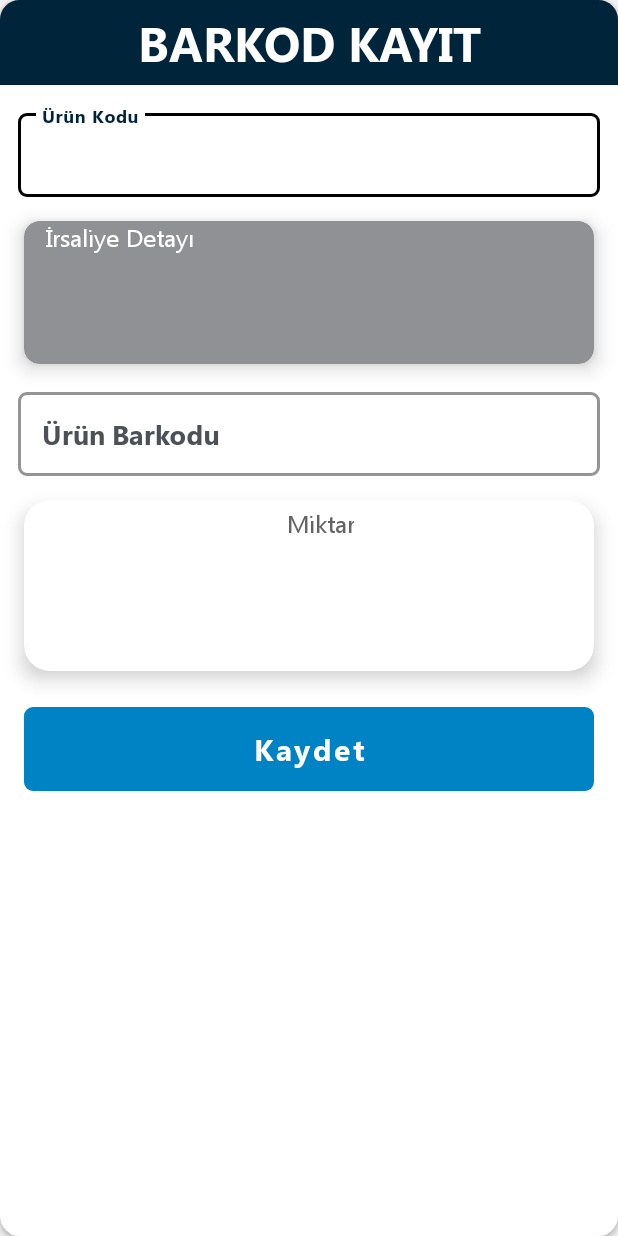
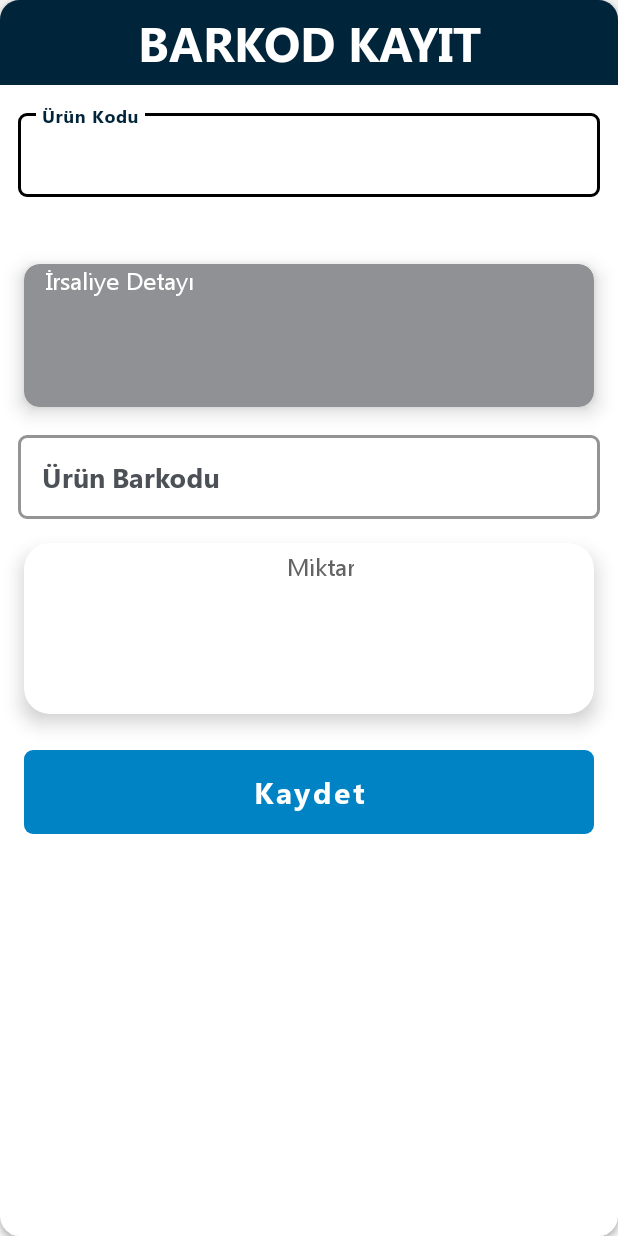
Before and after one commit to eryazmobil/zeusBase, an Android app: the layout create_barcode_dialog.xml on its own in the app's theme, with its tools: preview values and no code run, on a phone screen of 412 x 824 dp. Run offline under Robolectric (Android 15) with nearby library versions, the phone set to English and light mode, and no system bars.

Commit message:
minor change

```diff
--- a/app/build.gradle
+++ b/app/build.gradle
@@ -47,6 +47,10 @@ android {
         viewBinding true
     }
 
+    lintOptions {
+        checkReleaseBuilds false
+    }
+
     namespace 'eryaz.software.zeusBase'
 }
 
--- a/app/src/main/java/eryaz/software/zeusBase/ui/dashboard/inbound/placement/placementDetail/PlacementDetailVM.kt
+++ b/app/src/main/java/eryaz/software/zeusBase/ui/dashboard/inbound/placement/placementDetail/PlacementDetailVM.kt
@@ -146,16 +146,12 @@ class PlacementDetailVM(
         var hasDifferentValues = false
 
         waybillDetailList.value.forEach { waybillDetail ->
-
-            if (waybillDetail.quantityControlled.toInt() <= waybillDetail.quantity) {
                 productCollected = waybillDetail.quantityControlled.toInt()
                 quantityPlaced = waybillDetail.quantityPlaced
                 if (quantityPlaced != productCollected) {
                     hasDifferentValues = true
                 }
-            }
         }
-
         val allFinished = !hasDifferentValues
 
         viewModelScope.launch {
--- a/app/src/main/res/layout/create_barcode_dialog.xml
+++ b/app/src/main/res/layout/create_barcode_dialog.xml
@@ -8,7 +8,6 @@
             name="viewModel"
             type="eryaz.software.zeusBase.ui.dashboard.inbound.acceptance.acceptanceProcess.createBarcode.CreateBarcodeDialogVM" />
     </data>
-
     <androidx.cardview.widget.CardView
         android:layout_width="match_parent"
         android:layout_height="match_parent"
@@ -32,6 +31,15 @@
                 android:textSize="32sp"
                 app:layout_constraintTop_toTopOf="parent" />
 
+            <androidx.core.widget.NestedScrollView
+                android:layout_width="match_parent"
+                android:layout_height="wrap_content"
+                app:layout_constraintTop_toBottomOf="@+id/rowTitleTxt">
+
+                <androidx.constraintlayout.widget.ConstraintLayout
+                    android:layout_width="match_parent"
+                    android:layout_height="wrap_content">
+
                     <eryaz.software.zeusBase.util.widgets.TextInputLayout
                         android:id="@+id/search_product_barcode"
                         style="@style/Widget.Zeus.SearchInput"
@@ -42,7 +50,8 @@
                         android:layout_marginBottom="@dimen/_10sdp"
                         android:elevation="10dp"
                         android:hint="@string/product_code"
-                    app:layout_constraintTop_toBottomOf="@+id/rowTitleTxt">
+                        app:layout_constraintBottom_toTopOf="@+id/rootViewDetail"
+                        app:layout_constraintTop_toTopOf="parent">
 
                         <com.google.android.material.textfield.TextInputEditText
                             android:id="@+id/inputProductCode"
@@ -62,7 +71,9 @@
                         isVisibleElseGone="@{viewModel.showProductViewDetail}"
                         android:layout_width="match_parent"
                         android:layout_height="wrap_content"
+                        android:layout_marginTop="@dimen/_12sdp"
                         android:orientation="vertical"
+                        app:layout_constraintBottom_toBottomOf="parent"
                         app:layout_constraintTop_toBottomOf="@id/search_product_barcode">
 
                         <eryaz.software.zeusBase.util.widgets.DetailRowTextView
@@ -78,7 +89,7 @@
                             app:creationTime="@{viewModel.productDetailCode}"
                             app:detailTitle="@string/waybill_detail"
                             app:documentNo="@{viewModel.productDetailDefinition}"
-                        app:layout_constraintTop_toTopOf="parent"/>
+                            app:layout_constraintTop_toTopOf="parent" />
 
                         <eryaz.software.zeusBase.util.widgets.TextInputLayout
                             android:id="@+id/inputProductBarcode"
@@ -178,10 +189,13 @@
                             android:text="@string/save"
                             android:textSize="20sp"
                             app:fontFamily="@font/sogeoui"
-                        app:layout_constraintTop_toBottomOf="@id/editQuantityView"/>
+                            app:layout_constraintBottom_toBottomOf="parent"
+                            app:layout_constraintTop_toBottomOf="@id/editQuantityView"
+                            app:layout_goneMarginBottom="@dimen/_10sdp" />
 
                     </androidx.constraintlayout.widget.ConstraintLayout>
                 </androidx.constraintlayout.widget.ConstraintLayout>
+            </androidx.core.widget.NestedScrollView>
+        </androidx.constraintlayout.widget.ConstraintLayout>
     </androidx.cardview.widget.CardView>
-
 </layout>
```
Lines whose indentation alone changed are shown as unchanged.
